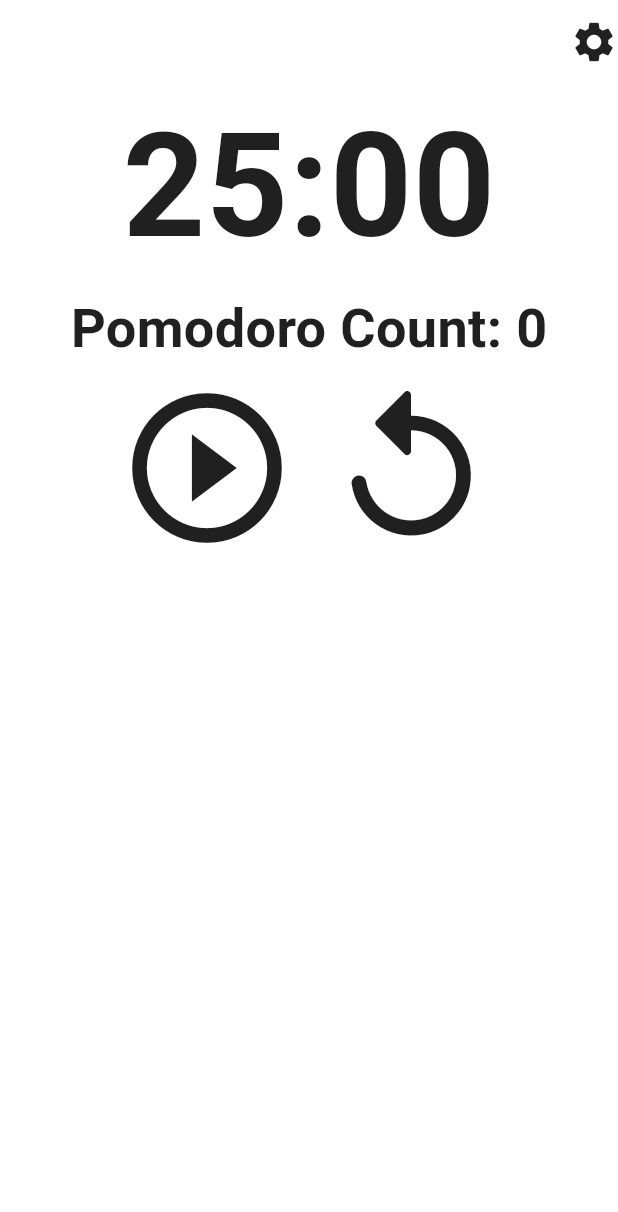
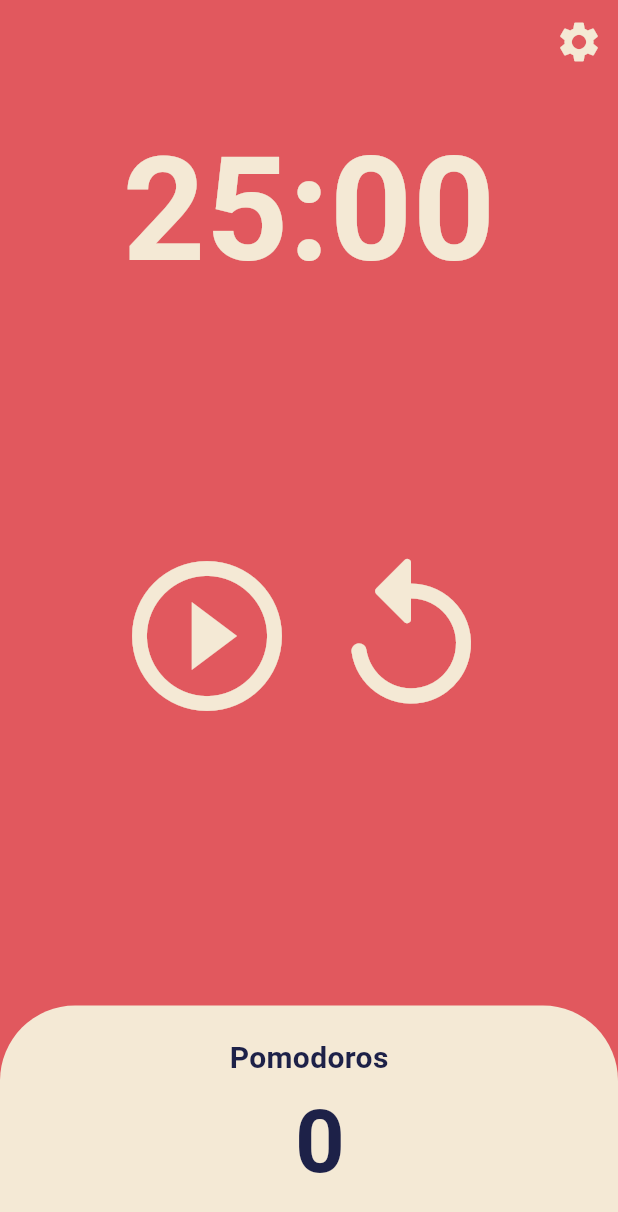
Before and after one commit to ShaRifShykh/pomodoro-timer, a Flutter app: the screen it shows after launch, on a phone screen of 412 x 824 dp. Shown: the top 1212 px of the screen. Run offline on Flutter 3.47's test engine with Material 3 defaults, Android fonts, the phone set to English and light mode, and no system bars; our stand-ins replace just_audio.

Commit message:
[UPDATE] Timer UI

```diff
--- a/lib/screens/home_page.dart
+++ b/lib/screens/home_page.dart
@@ -1,4 +1,6 @@
+import 'package:flutter/cupertino.dart';
 import 'package:flutter/material.dart';
+import 'package:flutter/widgets.dart';
 import 'package:pomodoro/constants/sizes.dart';
 import 'package:pomodoro/models/timer_model.dart';
 import 'package:pomodoro/screens/settings_page.dart';
@@ -20,7 +22,9 @@ class HomePage extends StatelessWidget {
       appBar: AppBar(
         backgroundColor: Theme.of(context).colorScheme.background,
         actions: [
-          Row(
+          Padding(
+            padding: const EdgeInsets.only(right: 10),
+            child: Row(
               children: [
                 GestureDetector(
                   onTap: () {
@@ -37,32 +41,36 @@ class HomePage extends StatelessWidget {
                   ),
                 ),
               ],
+            ),
           )
         ],
       ),
       body: Consumer<TimerModel>(
         builder: (context, timer, child) {
-          return SafeArea(
-            child: Column(
+          return Column(
             children: [
-                Text(
+              Flexible(
+                flex: 1,
+                child: Container(
+                  alignment: Alignment.bottomCenter,
+                  child: Text(
                     timeFormat(timer.timerSeconds),
                     style: TextStyle(
                       color: Theme.of(context).colorScheme.primary,
-                    fontSize:
-                        timer.timerSeconds > 3599 ? Sizes.size80 : Sizes.size96,
+                      fontSize: timer.timerSeconds > 3599
+                          ? Sizes.size80
+                          : Sizes.size96,
                       fontWeight: FontWeight.w600,
                     ),
                   ),
-                Text(
-                  "Pomodoro Count: ${pomodoroCountFormat(timer.pomodoroCount)}",
-                  style: TextStyle(
-                    color: Theme.of(context).colorScheme.primary,
-                    fontSize: Sizes.size36,
-                    fontWeight: FontWeight.w600,
                 ),
               ),
-                Row(
+              Flexible(
+                flex: 3,
+                child: Center(
+                  child: Padding(
+                    padding: const EdgeInsets.only(bottom: Sizes.size32),
+                    child: Row(
                       mainAxisAlignment: MainAxisAlignment.center,
                       children: [
                         IconButton(
@@ -76,8 +84,44 @@ class HomePage extends StatelessWidget {
                         const ResetButton()
                       ],
                     ),
+                  ),
+                ),
+              ),
+              Flexible(
+                flex: 1,
+                child: Container(
+                  width: double.infinity,
+                  decoration: BoxDecoration(
+                      color: Theme.of(context).colorScheme.primary,
+                      borderRadius: const BorderRadius.only(
+                        topLeft: Radius.circular(50),
+                        topRight: Radius.circular(50),
+                      )),
+                  alignment: Alignment.center,
+                  child: Column(
+                    mainAxisAlignment: MainAxisAlignment.center,
+                    children: [
+                      Text(
+                        "Pomodoros",
+                        style: TextStyle(
+                          color: Theme.of(context).colorScheme.secondary,
+                          fontSize: Sizes.size20,
+                          fontWeight: FontWeight.w600,
+                        ),
+                      ),
+                      Text(
+                        ' ${pomodoroCountFormat(timer.pomodoroCount)}',
+                        style: TextStyle(
+                          fontSize: 58,
+                          fontWeight: FontWeight.w600,
+                          color: Theme.of(context).colorScheme.secondary,
+                        ),
+                      ),
                     ],
                   ),
+                ),
+              ),
+            ],
           );
         },
       ),
--- a/lib/theme.dart
+++ b/lib/theme.dart
@@ -5,14 +5,14 @@ class ThemeClass {
     useMaterial3: true,
     colorScheme: const ColorScheme(
       brightness: Brightness.light,
-      primary: Color(0xFF202020),
-      onPrimary: Color(0xFF505050),
-      secondary: Color(0xFFBBBBBB),
-      onSecondary: Color(0xFFEAEAEA),
+      primary: Color(0xFFF4E9D5),
+      onPrimary: Color(0xFFF4E9D5),
+      secondary: Color(0xFF1D2148),
+      onSecondary: Color(0xFF1D2148),
       error: Color(0xFFF32424),
       onError: Color(0xFFF32424),
-      background: Colors.white,
-      onBackground: Color(0xFFFFFFFF),
+      background: Color(0xFFE1585E),
+      onBackground: Color(0xFFE1585E),
       surface: Color(0xFF202020),
       onSurface: Color(0xFF202020),
     ),
@@ -22,14 +22,14 @@ class ThemeClass {
     useMaterial3: true,
     colorScheme: const ColorScheme(
       brightness: Brightness.dark,
-      primary: Color(0xFFF1F2F3),
-      onPrimary: Color(0xFFFFFFFF),
-      secondary: Color(0xFFBBBBBB),
-      onSecondary: Color(0xFFEAEAEA),
+      primary: Color(0xFFF4E9D5),
+      onPrimary: Color(0xFFF4E9D5),
+      secondary: Color(0xFF1D2148),
+      onSecondary: Color(0xFF1D2148),
       error: Color(0xFFF32424),
       onError: Color(0xFFF32424),
-      background: Color(0xFF202020),
-      onBackground: Color(0xFF505050),
+      background: Color(0xFF212649),
+      onBackground: Color(0xFF212649),
       surface: Color(0xFFF1F2F3),
       onSurface: Color(0xFFF1F2F3),
     ),
```
Also changed, not shown: pubspec.lock, 5 other files. Lines whose indentation alone changed are shown as unchanged.
